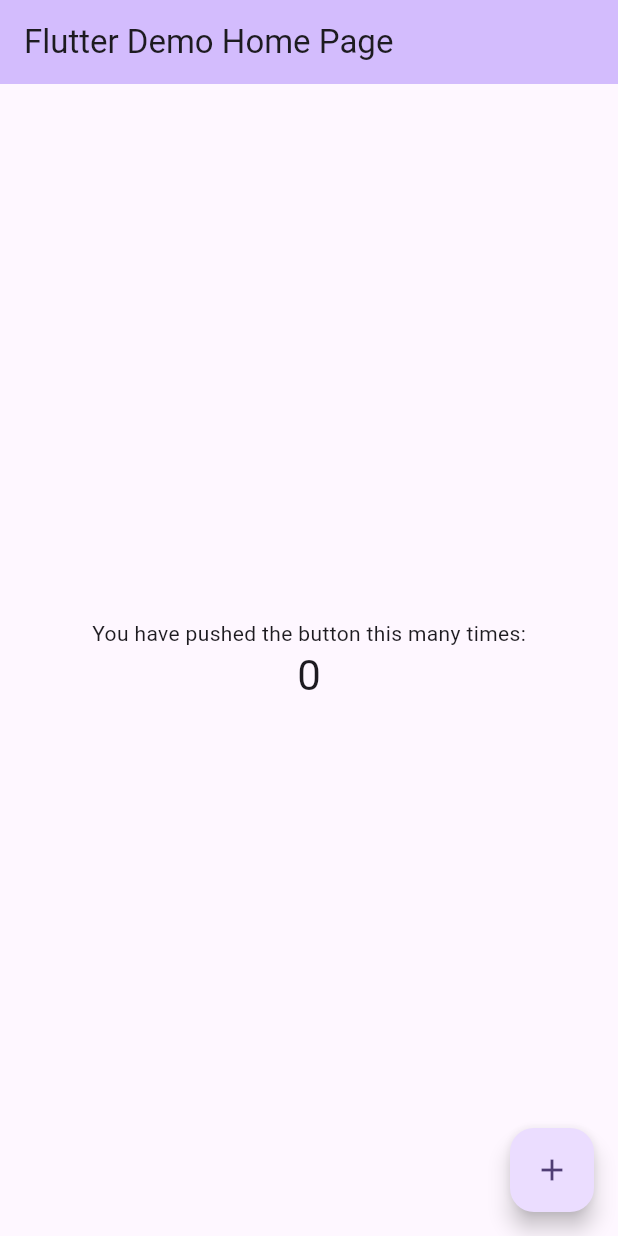
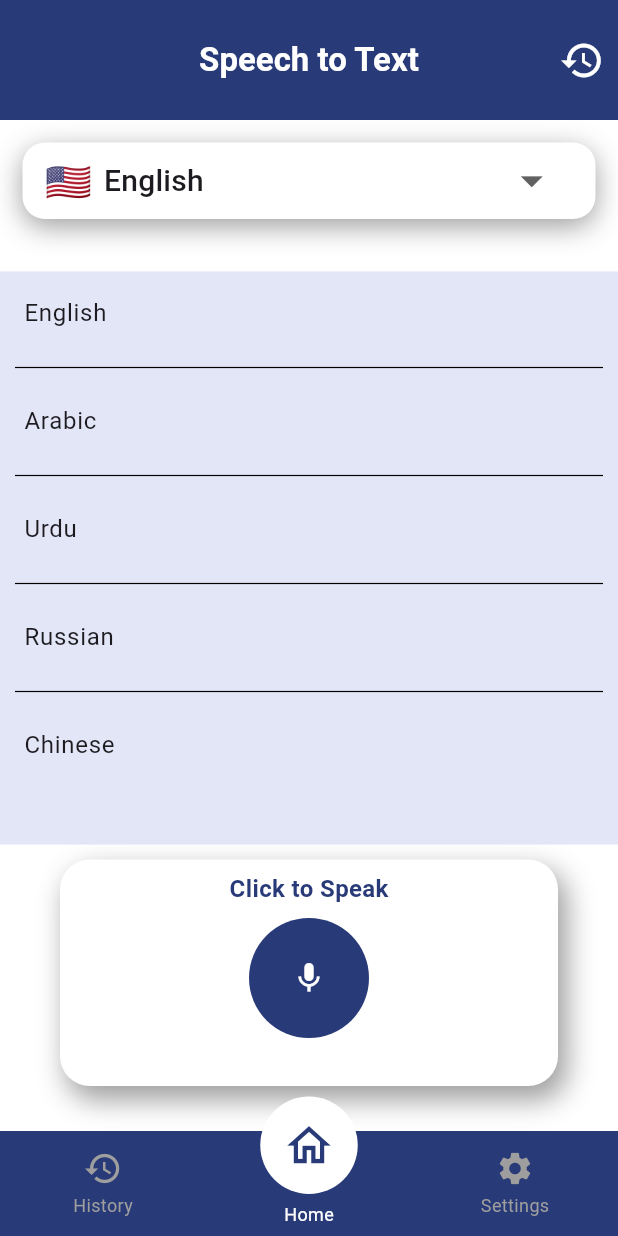
Before and after one commit to shanfts/textToSpeechApp, a Flutter app: the screen it shows after launch, on a phone screen of 412 x 824 dp. Run offline on Flutter 3.47's test engine with Material 3 defaults, Android fonts, the phone set to English and light mode, and no system bars; drawn by our look-alikes of persistent_bottom_nav_bar; our stand-ins replace avatar_glow, speech_to_text.

Commit message:
UI created

```diff
--- a/texttospeechapp/lib/main.dart
+++ b/texttospeechapp/lib/main.dart
@@ -1,7 +1,13 @@
 import 'package:flutter/material.dart';
+import 'package:flutter/services.dart';
+import 'package:texttospeechapp/navbarScreen.dart';
+import 'package:texttospeechapp/views/home/splashScreen.dart';
 
 void main() {
   runApp(const MyApp());
+  SystemChrome.setSystemUIOverlayStyle(const SystemUiOverlayStyle(
+      statusBarColor: Color.fromARGB(255, 40, 58, 120),
+      statusBarIconBrightness: Brightness.light));
 }
 
 class MyApp extends StatelessWidget {
@@ -13,113 +19,10 @@ class MyApp extends StatelessWidget {
     return MaterialApp(
       title: 'Flutter Demo',
       theme: ThemeData(
-        // This is the theme of your application.
-        //
-        // TRY THIS: Try running your application with "flutter run". You'll see
-        // the application has a blue toolbar. Then, without quitting the app,
-        // try changing the seedColor in the colorScheme below to Colors.green
-        // and then invoke "hot reload" (save your changes or press the "hot
-        // reload" button in a Flutter-supported IDE, or press "r" if you used
-        // the command line to start the app).
-        //
-        // Notice that the counter didn't reset back to zero; the application
-        // state is not lost during the reload. To reset the state, use hot
-        // restart instead.
-        //
-        // This works for code too, not just values: Most code changes can be
-        // tested with just a hot reload.
         colorScheme: ColorScheme.fromSeed(seedColor: Colors.deepPurple),
         useMaterial3: true,
       ),
-      home: const MyHomePage(title: 'Flutter Demo Home Page'),
+      home: const splashScreenWidget(),
     );
   }
 }
-
-class MyHomePage extends StatefulWidget {
-  const MyHomePage({super.key, required this.title});
-
-  // This widget is the home page of your application. It is stateful, meaning
-  // that it has a State object (defined below) that contains fields that affect
-  // how it looks.
-
-  // This class is the configuration for the state. It holds the values (in this
-  // case the title) provided by the parent (in this case the App widget) and
-  // used by the build method of the State. Fields in a Widget subclass are
-  // always marked "final".
-
-  final String title;
-
-  @override
-  State<MyHomePage> createState() => _MyHomePageState();
-}
-
-class _MyHomePageState extends State<MyHomePage> {
-  int _counter = 0;
-
-  void _incrementCounter() {
-    setState(() {
-      // This call to setState tells the Flutter framework that something has
-      // changed in this State, which causes it to rerun the build method below
-      // so that the display can reflect the updated values. If we changed
-      // _counter without calling setState(), then the build method would not be
-      // called again, and so nothing would appear to happen.
-      _counter++;
-    });
-  }
-
-  @override
-  Widget build(BuildContext context) {
-    // This method is rerun every time setState is called, for instance as done
-    // by the _incrementCounter method above.
-    //
-    // The Flutter framework has been optimized to make rerunning build methods
-    // fast, so that you can just rebuild anything that needs updating rather
-    // than having to individually change instances of widgets.
-    return Scaffold(
-      appBar: AppBar(
-        // TRY THIS: Try changing the color here to a specific color (to
-        // Colors.amber, perhaps?) and trigger a hot reload to see the AppBar
-        // change color while the other colors stay the same.
-        backgroundColor: Theme.of(context).colorScheme.inversePrimary,
-        // Here we take the value from the MyHomePage object that was created by
-        // the App.build method, and use it to set our appbar title.
-        title: Text(widget.title),
-      ),
-      body: Center(
-        // Center is a layout widget. It takes a single child and positions it
-        // in the middle of the parent.
-        child: Column(
-          // Column is also a layout widget. It takes a list of children and
-          // arranges them vertically. By default, it sizes itself to fit its
-          // children horizontally, and tries to be as tall as its parent.
-          //
-          // Column has various properties to control how it sizes itself and
-          // how it positions its children. Here we use mainAxisAlignment to
-          // center the children vertically; the main axis here is the vertical
-          // axis because Columns are vertical (the cross axis would be
-          // horizontal).
-          //
-          // TRY THIS: Invoke "debug painting" (choose the "Toggle Debug Paint"
-          // action in the IDE, or press "p" in the console), to see the
-          // wireframe for each widget.
-          mainAxisAlignment: MainAxisAlignment.center,
-          children: <Widget>[
-            const Text(
-              'You have pushed the button this many times:',
-            ),
-            Text(
-              '$_counter',
-              style: Theme.of(context).textTheme.headlineMedium,
-            ),
-          ],
-        ),
-      ),
-      floatingActionButton: FloatingActionButton(
-        onPressed: _incrementCounter,
-        tooltip: 'Increment',
-        child: const Icon(Icons.add),
-      ), // This trailing comma makes auto-formatting nicer for build methods.
-    );
-  }
-}
--- /dev/null
+++ b/texttospeechapp/lib/navbarScreen.dart
@@ -0,0 +1,70 @@
+import 'package:flutter/material.dart';
+import 'package:persistent_bottom_nav_bar/persistent_tab_view.dart';
+import 'package:texttospeechapp/views/history/historyScreen.dart';
+import 'package:texttospeechapp/views/home/homeScreem.dart';
+import 'package:texttospeechapp/views/settings/settingsScreen.dart';
+
+class navBarScreenWidget extends StatelessWidget {
+  const navBarScreenWidget({super.key});
+
+  @override
+  Widget build(BuildContext context) {
+    PersistentTabController controller;
+    controller = PersistentTabController(initialIndex: 1);
+    List<PersistentBottomNavBarItem> _navBarsItems() {
+      return [
+        PersistentBottomNavBarItem(
+          icon: const Icon(Icons.history),
+          title: ("History"),
+          activeColorPrimary: Colors.white,
+          inactiveColorPrimary: Colors.grey,
+        ),
+        PersistentBottomNavBarItem(
+          icon: const Icon(
+            Icons.home_outlined,
+            color: Color.fromARGB(255, 40, 58, 120),
+            size: 35,
+          ),
+          title: ("Home"),
+          activeColorPrimary: Colors.white,
+          inactiveColorPrimary: Colors.grey,
+        ),
+        PersistentBottomNavBarItem(
+          icon: const Icon(Icons.settings),
+          title: ("Settings"),
+          activeColorPrimary: Colors.white,
+          inactiveColorPrimary: Colors.grey,
+        ),
+      ];
+    }
+
+    List<Widget> _buildScreens() {
+      return [
+        const historyScreenWidget(),
+        const homeScreenWidget(),
+        const settingScreenWidget(),
+      ];
+    }
+
+    return Scaffold(
+      body: PersistentTabView(
+        context,
+        controller: controller,
+        navBarHeight: 70,
+        screens: _buildScreens(),
+        items: _navBarsItems(),
+        navBarStyle: NavBarStyle.style15,
+        confineInSafeArea: true,
+        backgroundColor: const Color.fromARGB(255, 40, 58, 120),
+        handleAndroidBackButtonPress: true,
+        resizeToAvoidBottomInset: true,
+        stateManagement: true,
+        hideNavigationBarWhenKeyboardShows: true,
+        decoration: NavBarDecoration(
+          borderRadius: BorderRadius.circular(0),
+        ),
+      ),
+      extendBody: true,
+    );
+  }
+}
--- /dev/null
+++ b/texttospeechapp/lib/views/home/homeScreem.dart
@@ -0,0 +1,212 @@
+import 'package:avatar_glow/avatar_glow.dart';
+import 'package:flutter/material.dart';
+import 'package:speech_to_text/speech_to_text.dart' as stt;
+import 'package:persistent_bottom_nav_bar/persistent_tab_view.dart';
+import 'package:texttospeechapp/views/history/historyScreen.dart';
+import 'package:texttospeechapp/views/settings/settingsScreen.dart';
+
+class homeScreenWidget extends StatefulWidget {
+  const homeScreenWidget({super.key});
+
+  @override
+  State<homeScreenWidget> createState() => _homeScreenWidgetState();
+}
+
+class _homeScreenWidgetState extends State<homeScreenWidget> {
+  @override
+  Widget build(BuildContext context) {
+    stt.SpeechToText speech = stt.SpeechToText();
+    String selectedLanguage = 'English'; // Default selected language
+    List recognizedText = [];
+
+    // List of available languages
+    List<Map<String, dynamic>> languages = [
+      {'name': 'English', 'localeId': 'en_US', 'flag': '🇺🇸'},
+      {'name': 'Arabic', 'localeId': 'ar', 'flag': '🇸🇦'},
+      {'name': 'Urdu', 'localeId': 'ur_PK', 'flag': '🇵🇰'},
+      {'name': 'Russian', 'localeId': 'ru_RU', 'flag': '🇷🇺'},
+      {'name': 'Chinese', 'localeId': 'zh_CN', 'flag': '🇨🇳'},
+    ];
+
+    // Function to start speech recognition
+    void startListening() async {
+      if (!speech.isListening) {
+        bool available = await speech.initialize(
+          onStatus: (val) => print('onStatus: $val'),
+          onError: (val) => print('onError: $val'),
+        );
+
+        if (available) {
+          // Set the selected language
+          String selectedLocaleId = languages.firstWhere(
+              (lang) => lang['name'] == selectedLanguage)['localeId'];
+
+          speech.listen(
+            onResult: (val) {
+              setState(() {
+                recognizedText =
+                    val.recognizedWords as List; // Update recognized text
+                print('onResult: $val');
+              });
+            },
+            localeId: selectedLocaleId,
+          );
+        }
+      }
+    }
+
+    return SafeArea(
+      child: Scaffold(
+        backgroundColor: Colors.white,
+        appBar: AppBar(
+          actions: [
+            IconButton(
+                onPressed: () {},
+                icon: const Icon(
+                  Icons.history,
+                  size: 30,
+                  color: Colors.white,
+                ))
+          ],
+          toolbarHeight: 80,
+          backgroundColor: const Color.fromARGB(255, 40, 58, 120),
+          title: const Text(
+            'Speech to Text',
+            style: TextStyle(color: Colors.white, fontWeight: FontWeight.w600),
+          ),
+          centerTitle: true,
+        ),
+        body: Center(
+          child: Column(
+            children: [
+              Padding(
+                padding: const EdgeInsets.all(15),
+                child: Container(
+                  decoration: BoxDecoration(
+                      color: Colors.white,
+                      borderRadius: BorderRadius.circular(15),
+                      boxShadow: const [
+                        BoxShadow(
+                            color: Colors.grey,
+                            offset: Offset(0, 5),
+                            blurRadius: 15)
+                      ]),
+                  child: Padding(
+                    padding: const EdgeInsets.only(left: 15, right: 25),
+                    child: DropdownButtonFormField(
+                      borderRadius: BorderRadius.circular(15),
+                      decoration: const InputDecoration(
+                          enabled: false, disabledBorder: InputBorder.none),
+                      value: selectedLanguage,
+                      iconSize: 35,
+                      items: languages.map((lang) {
+                        return DropdownMenuItem(
+                          value: lang['name'],
+                          child: Row(
+                            children: [
+                              Text(
+                                lang['flag'],
+                                style: const TextStyle(fontSize: 25),
+                              ), // Display flag
+                              const SizedBox(width: 8),
+                              Text(
+                                lang['name'],
+                                style: const TextStyle(fontSize: 20),
+                              ), // Display language name
+                            ],
+                          ),
+                        );
+                      }).toList(),
+                      onChanged: (value) {
+                        setState(() {
+                          selectedLanguage = value.toString();
+                        });
+                      },
+                    ),
+                  ),
+                ),
+              ),
+              const SizedBox(height: 20),
+              // Button for speech recognition
+              Expanded(
+                flex: 2,
+                child: Container(
+                  color: const Color.fromARGB(255, 226, 230, 247),
+                  child: ListView.separated(
+                    itemCount: languages.length,
+                    separatorBuilder: (BuildContext context, int index) =>
+                        const Divider(
+                      indent: 10,
+                      endIndent: 10,
+                      thickness: 0.8,
+                      color: Color.fromARGB(255, 0, 0, 0),
+                    ),
+                    itemBuilder: (BuildContext context, int index) {
+                      return ListTile(
+                        title: Text(languages[index]['name']),
+                        onTap: () {
+                          setState(() {
+                            selectedLanguage = languages[index]['name'];
+                          });
+                        },
+                      );
+                    },
+                  ),
+                ),
+              ),
+              Expanded(
+                flex: 1,
+                child: Padding(
+                  padding: const EdgeInsets.only(
+                      top: 10, bottom: 30, left: 40, right: 40),
+                  child: Container(
+                    width: double.infinity,
+                    decoration: BoxDecoration(
+                        color: Colors.white,
+                        boxShadow: const [
+                          BoxShadow(
+                              color: Colors.grey,
+                              offset: Offset(5, 8),
+                              spreadRadius: 1,
+                              blurRadius: 15)
+                        ],
+                        borderRadius: BorderRadius.circular(20)),
+                    child: Column(
+                      children: [
+                        const Padding(
+                          padding: EdgeInsets.all(8.0),
+                          child: Text(
+                            'Click to Speak',
+                            style: TextStyle(
+                                fontSize: 16,
+                                fontWeight: FontWeight.w600,
+                                color: Color.fromARGB(255, 40, 58, 120)),
+                          ),
+                        ),
+                        SizedBox(
+                          height: 80,
+                          width: 80,
+                          child: CircleAvatar(
+                            backgroundColor:
+                                const Color.fromARGB(255, 40, 58, 120),
+                            child: IconButton(
+                              onPressed: startListening,
+                              icon: const Icon(
+                                Icons.mic,
+                                color: Colors.white,
+                              ),
+                            ),
+                          ),
+                        ),
+                      ],
+                    ),
+                  ),
+                ),
+              ),
+            ],
+          ),
+        ),
+      ),
+    );
+  }
+}
--- a/texttospeechapp/pubspec.yaml
+++ b/texttospeechapp/pubspec.yaml
@@ -35,6 +35,10 @@ dependencies:
   # The following adds the Cupertino Icons font to your application.
   # Use with the CupertinoIcons class for iOS style icons.
   cupertino_icons: ^1.0.2
+  material_symbols_icons: ^4.2711.0
+  speech_to_text: ^6.4.1
+  avatar_glow: ^2.0.2
+  persistent_bottom_nav_bar: ^5.0.2
 
 dev_dependencies:
   flutter_test:
```
Also changed, not shown: texttospeechapp/lib/views/history/historyScreen.dart (added, +12 -0 lines), texttospeechapp/lib/views/home/splashScreen.dart (added, +77 -0 lines), texttospeechapp/lib/views/settings/settingsScreen.dart (added, +12 -0 lines), texttospeechapp/pubspec.lock, 3 other files.
